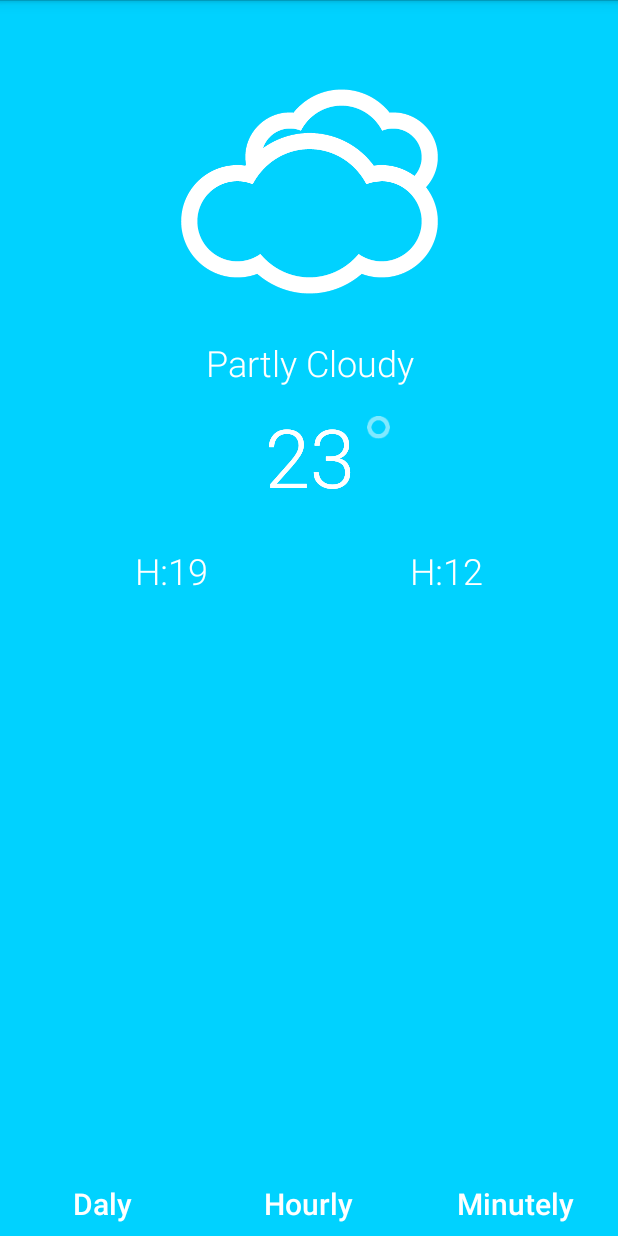
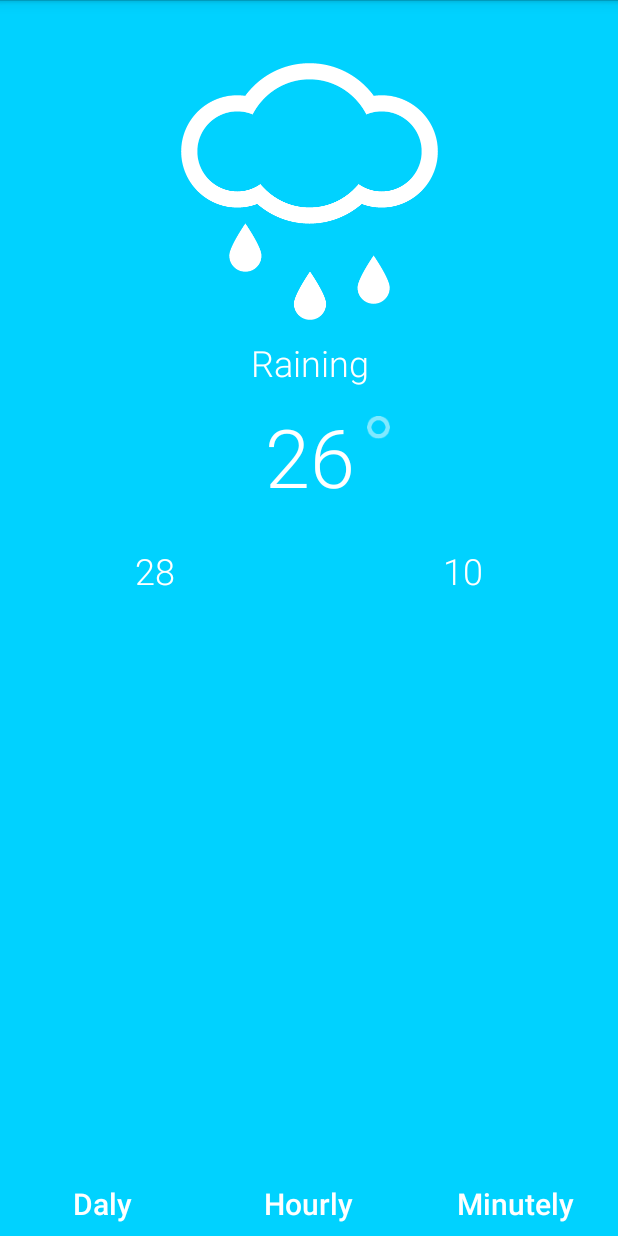
Before and after one commit to Amador368/ColorWeather, an Android app: the screen it shows after launch (MainActivity), on a phone screen of 412 x 824 dp. Run offline under Robolectric (Android 15) with nearby library versions, the phone set to English and light mode, and no system bars; our stand-ins replace ButterKnife.

Commit message:
Creating Current Weather class for model

```diff
--- /dev/null
+++ b/app/src/main/java/me/asantiago/colorweather/CurrentWeather.java
@@ -0,0 +1,128 @@
+package me.asantiago.colorweather;
+
+import android.app.Activity;
+import android.graphics.drawable.Drawable;
+
+import butterknife.BindDrawable;
+import butterknife.ButterKnife;
+
+/**
+ * Created by asantiago on 15/01/17.
+ */
+
+public class CurrentWeather {
+
+    private String description;
+    private String currentTemperature;
+    private String lowestTemperature;
+    private String highestTemperature;
+    private String iconImage; //
+
+    //Variables for weather cases
+    public static final String CLEAR_NIGHT = "clear-night";
+    public static final String CLEAR_DAY = "clear-day";
+    public static final String CLOUDY = "cloudy";
+    public static final String PARTLY_CLOUDY_NIGHT = "partly-cloudy-night";
+    public static final String FOG = "fog";
+    public static final String NA = "na";
+    public static final String PARTLY_CLOUDY_DAY = "partly-cloudy-day";
+    public static final String RAIN = "rain";
+    public static final String SLEET = "sleet";
+    public static final String SNOW = "snow";
+    public static final String SUNNY = "sunny";
+    public static final String WIND = "wind";
+
+    //Binding drawables
+    @BindDrawable(R.drawable.clear_night) Drawable clearNight;
+    @BindDrawable(R.drawable.clear_day) Drawable clearDay;
+    @BindDrawable(R.drawable.cloudy) Drawable cloudy;
+    @BindDrawable(R.drawable.cloudy_night) Drawable cloudyNight;
+    @BindDrawable(R.drawable.fog) Drawable fog;
+    @BindDrawable(R.drawable.na) Drawable na;
+    @BindDrawable(R.drawable.partly_cloudy) Drawable partlyCloudy;
+    @BindDrawable(R.drawable.rain) Drawable rain;
+    @BindDrawable(R.drawable.sleet) Drawable sleet;
+    @BindDrawable(R.drawable.snow) Drawable snow;
+    @BindDrawable(R.drawable.sunny) Drawable sunny;
+    @BindDrawable(R.drawable.wind) Drawable wind;
+    //
+
+    public CurrentWeather(Activity activity){
+        ButterKnife.bind(this, activity);
+
+    }
+
+    public String getDescription() {
+        return description;
+    }
+
+    public void setDescription(String description) {
+        this.description = description;
+    }
+
+    public String getCurrentTemperature() {
+        return currentTemperature;
+    }
+
+    public void setCurrentTemperature(String currentTemperature) {
+        this.currentTemperature = currentTemperature;
+    }
+
+    public String getLowestTemperature() {
+        return lowestTemperature;
+    }
+
+    public void setLowestTemperature(String lowestTemperature) {
+        this.lowestTemperature = lowestTemperature;
+    }
+
+    public String getHighestTemperature() {
+        return highestTemperature;
+    }
+
+    public void setHighestTemperature(String highestTemperature) {
+        this.highestTemperature = highestTemperature;
+    }
+
+    public String getIconImage() {
+        return iconImage;
+    }
+
+    public void setIconImage(String iconImage) {
+        this.iconImage = iconImage;
+    }
+
+    public Drawable getIconDrawableResource(){
+        switch (iconImage) {
+            case CLEAR_NIGHT:
+                return clearNight;
+            case CLEAR_DAY:
+                return clearDay;
+            case CLOUDY:
+                return cloudy;
+            case PARTLY_CLOUDY_NIGHT:
+                return cloudyNight;
+            case FOG:
+                return fog;
+            case NA:
+                return na;
+            case PARTLY_CLOUDY_DAY:
+                return partlyCloudy;
+            case RAIN:
+                return rain;
+            case SLEET:
+                return sleet;
+            case SNOW:
+                return snow;
+            case SUNNY:
+                return sunny;
+            case WIND:
+                return wind;
+            default:
+                return na;
+
+        }
+    }
+
+
+}
--- a/app/src/main/java/me/asantiago/colorweather/MainActivity.java
+++ b/app/src/main/java/me/asantiago/colorweather/MainActivity.java
@@ -2,7 +2,14 @@ package me.asantiago.colorweather;
 
 import android.app.Activity;
 import android.content.Intent;
+import android.graphics.drawable.Drawable;
 import android.os.Bundle;
+import android.widget.ImageView;
+import android.widget.TextView;
+
+
+import butterknife.BindDrawable;
+import butterknife.BindView;
 import butterknife.ButterKnife;
 import butterknife.OnClick;
 
@@ -10,11 +17,40 @@ public class MainActivity extends Activity {
 
     private static final String TAG = MainActivity.class.getSimpleName();
 
+    @BindView(R.id.iconWeatherImageView) ImageView iconWeatherImageView;
+    @BindView(R.id.iconDescriptionTextView) TextView iconDescriptionTextView;
+    @BindView(R.id.currentTempTextView) TextView currentTempTextView;
+    @BindView(R.id.highestTempTextView) TextView highestTempTextView;
+    @BindView(R.id.lowestTempTextView) TextView lowestTempTextView;
+
+    @BindDrawable(R.drawable.clear_night)
+    Drawable clearNight;
+
     @Override
     protected void onCreate(Bundle savedInstanceState) {
         super.onCreate(savedInstanceState);
         setContentView(R.layout.activity_main);
         ButterKnife.bind(this);
+
+        //Using CurrentWeather class
+        CurrentWeather currentWeather = new CurrentWeather(MainActivity.this);
+
+        currentWeather.setIconImage("rain");
+        currentWeather.setDescription("Raining");
+        currentWeather.setCurrentTemperature("26");
+        currentWeather.setHighestTemperature("28");
+        currentWeather.setLowestTemperature("10");
+
+        //init values
+        iconWeatherImageView.setImageDrawable(currentWeather.getIconDrawableResource());
+        iconDescriptionTextView.setText(currentWeather.getDescription());
+        lowestTempTextView.setText(currentWeather.getLowestTemperature());
+        highestTempTextView.setText(currentWeather.getHighestTemperature());
+        currentTempTextView.setText(currentWeather.getCurrentTemperature());
+
+
+
+
     }
     //Bind with Butterknife
     @OnClick(R.id.dailyBtnTextView)
--- a/app/src/main/res/layout/activity_main.xml
+++ b/app/src/main/res/layout/activity_main.xml
@@ -12,7 +12,7 @@
         android:src="@drawable/cloudy"
         android:layout_width="wrap_content"
         android:layout_height="wrap_content"
-        android:id="@+id/imageView"
+        android:id="@+id/iconWeatherImageView"
         tools:layout_constraintTop_creator="1"
         tools:layout_constraintRight_creator="1"
         app:layout_constraintRight_toRightOf="parent"
@@ -26,65 +26,51 @@
         android:text="Partly Cloudy"
         android:layout_width="wrap_content"
         android:layout_height="wrap_content"
-        android:id="@+id/textView"
-        app:layout_constraintLeft_toLeftOf="@+id/imageView"
-        app:layout_constraintRight_toRightOf="@+id/imageView"
+        android:id="@+id/iconDescriptionTextView"
+        app:layout_constraintLeft_toLeftOf="@+id/iconWeatherImageView"
+        app:layout_constraintRight_toRightOf="@+id/iconWeatherImageView"
         android:layout_marginTop="10dp"
-        app:layout_constraintTop_toBottomOf="@+id/imageView"/>
+        app:layout_constraintTop_toBottomOf="@+id/iconWeatherImageView"/>
 
     <TextView
-        android:text="23"
         android:layout_width="wrap_content"
         android:layout_height="wrap_content"
-        android:id="@+id/weatherImageView"
-        app:layout_constraintRight_toRightOf="@+id/textView"
-        app:layout_constraintLeft_toLeftOf="@+id/textView"
+        android:id="@+id/degreeWeatherTextView"
+        app:layout_constraintRight_toRightOf="@+id/iconDescriptionTextView"
+        app:layout_constraintLeft_toLeftOf="@+id/iconDescriptionTextView"
         android:layout_marginTop="10dp"
-        app:layout_constraintTop_toBottomOf="@+id/textView"
+        app:layout_constraintTop_toBottomOf="@+id/iconDescriptionTextView"
         android:textColor="@android:color/white"
         android:textSize="54sp"
         android:fontFamily="sans-serif-light"
         tools:layout_constraintRight_creator="1"
         tools:layout_constraintLeft_creator="1" />
 
-    <TextView
-        android:text="23"
-        android:layout_width="wrap_content"
-        android:layout_height="wrap_content"
-        android:id="@+id/weatherDescriptionTextView"
-        app:layout_constraintRight_toRightOf="@+id/textView"
-        app:layout_constraintLeft_toLeftOf="@+id/textView"
-        android:layout_marginTop="10dp"
-        app:layout_constraintTop_toBottomOf="@+id/textView"
-        android:textColor="@android:color/white"
-        android:textSize="54sp"
-        android:fontFamily="sans-serif-light"
-        tools:layout_constraintRight_creator="1"
-        tools:layout_constraintLeft_creator="1" />
 
     <TextView
-        android:text="23"
         style="@style/mainFont"
+        android:text="22"
         android:layout_width="wrap_content"
         android:layout_height="wrap_content"
         android:id="@+id/currentTempTextView"
-        app:layout_constraintRight_toRightOf="@+id/textView"
-        app:layout_constraintLeft_toLeftOf="@+id/textView"
+        app:layout_constraintRight_toRightOf="@+id/iconDescriptionTextView"
+        app:layout_constraintLeft_toLeftOf="@+id/iconDescriptionTextView"
         android:layout_marginTop="10dp"
-        app:layout_constraintTop_toBottomOf="@+id/textView"
+        app:layout_constraintTop_toBottomOf="@+id/iconDescriptionTextView"
         android:textSize="54sp"
         tools:layout_constraintRight_creator="1"
         tools:layout_constraintLeft_creator="1" />
 
     <ImageView
+
         android:src="@drawable/degree"
         android:layout_width="15dp"
         android:layout_height="0dp"
         android:id="@+id/degreeImageView"
         android:layout_marginStart="8dp"
-        app:layout_constraintLeft_toRightOf="@+id/weatherImageView"
+        app:layout_constraintLeft_toRightOf="@+id/currentTempTextView"
         android:layout_marginLeft="8dp"
-        app:layout_constraintTop_toTopOf="@+id/weatherImageView"
+        app:layout_constraintTop_toTopOf="@+id/degreeWeatherTextView"
         android:layout_marginTop="8dp" />
 
     <TextView
```
